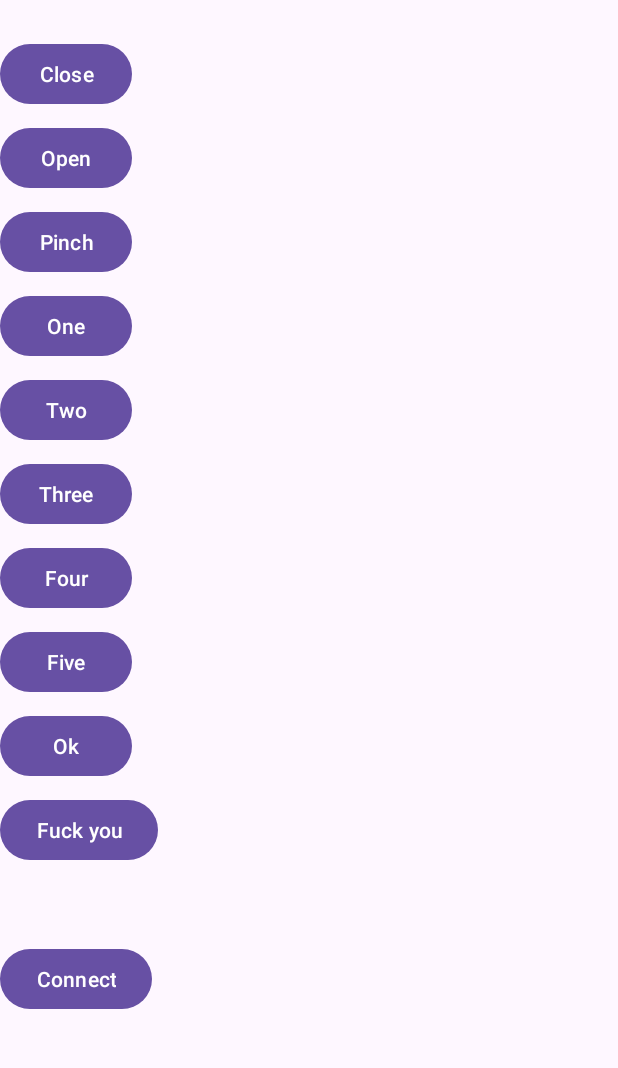
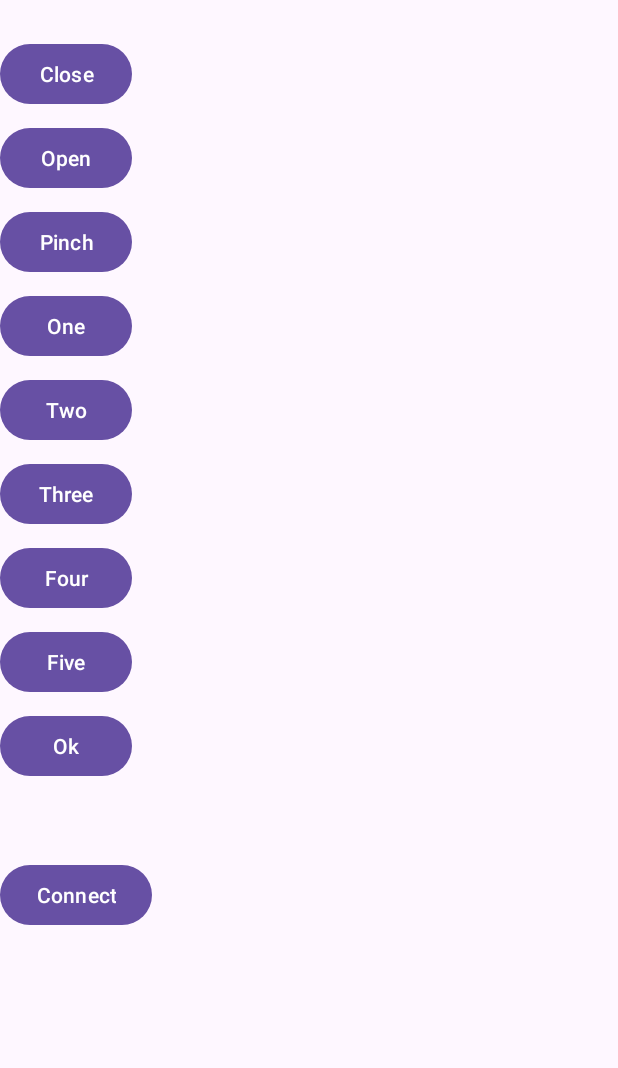
Before and after one commit to reivaxy/kinetix, an Android app: the screen it shows after launch (MainActivity), on a phone screen of 412 x 824 dp, the part 70-1138 px from its top. Run offline under Robolectric (Android 15) with nearby library versions, the phone set to English and light mode, and no system bars; our stand-ins replace navigation-ui.

Commit message:
Removing the FU option

```diff
--- a/Apps/Android/app/src/main/java/fr/reivaxy/kinetix/FirstFragment.java
+++ b/Apps/Android/app/src/main/java/fr/reivaxy/kinetix/FirstFragment.java
@@ -154,10 +154,6 @@ public class FirstFragment extends Fragment {
                 }
         );
 
-        binding.buttonFu.setOnClickListener(v -> {
-                    writeCustomCharacteristic("fu".getBytes(StandardCharsets.UTF_8), R.id.button_fu);
-                }
-        );
         binding.buttonConnect.setOnClickListener(v -> {
                     boolean connected = connect("74:4D:BD:99:3F:95");
                     if (!connected) {
--- a/Apps/Android/app/src/main/res/layout/fragment_first.xml
+++ b/Apps/Android/app/src/main/res/layout/fragment_first.xml
@@ -112,17 +112,6 @@
             app:layout_constraintStart_toStartOf="parent"
             app:layout_constraintTop_toTopOf="parent" />
 
-        <Button
-            android:id="@+id/button_fu"
-            android:layout_width="wrap_content"
-            android:layout_height="wrap_content"
-            android:layout_marginTop="8dp"
-            android:text="@string/fu"
-            app:layout_constraintEnd_toEndOf="parent"
-            app:layout_constraintHorizontal_bias="0.828"
-            app:layout_constraintStart_toStartOf="parent"
-            app:layout_constraintTop_toTopOf="parent" />
-
         <Space
             android:layout_width="match_parent"
             android:layout_height="51dp" />
```
